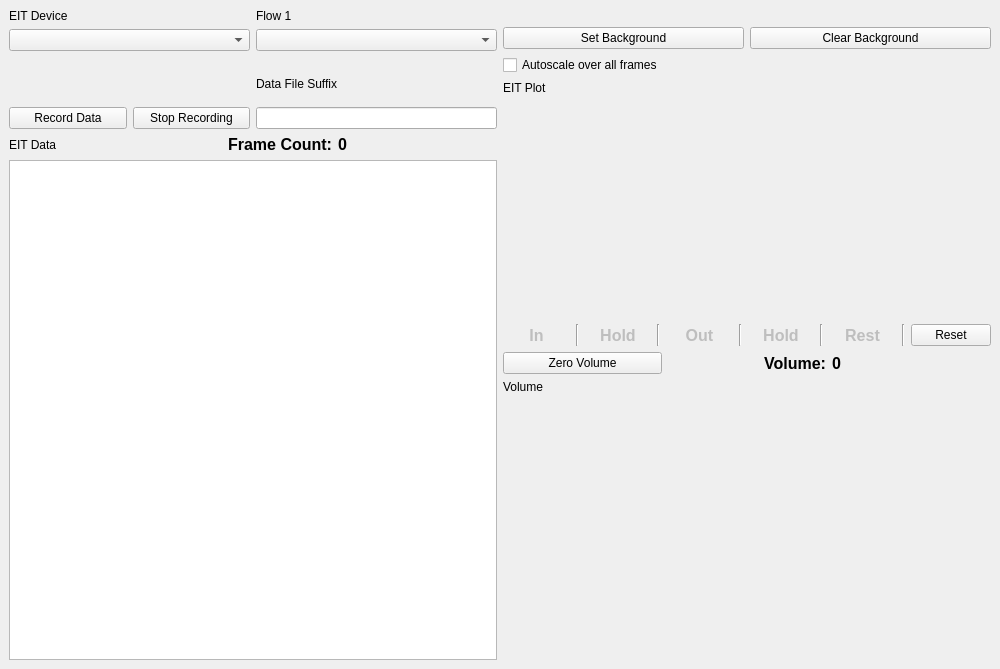
This is layout/eit_with_dual_flow.ui in ABI-EIT/EIT_Data_Acquisition as Qt 5 draws it before an edit. The edited form follows.
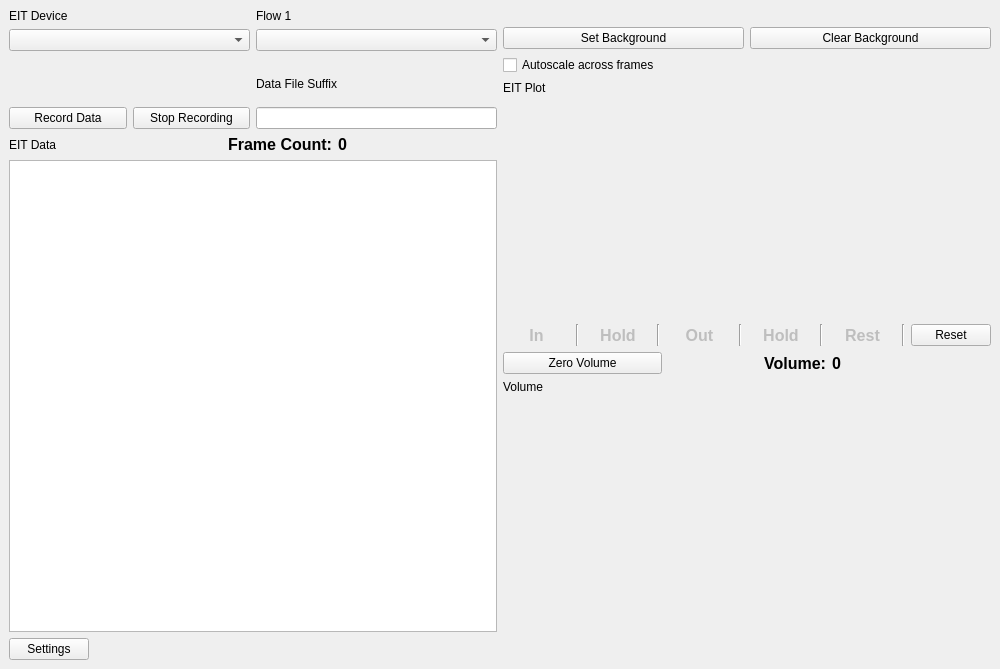
This is the edited form.

Commit message: Beginning to implement settings dialog

Diff of the .ui file:
```diff
--- a/layout/eit_with_dual_flow.ui
+++ b/layout/eit_with_dual_flow.ui
@@ -76,7 +76,7 @@
           <item>
            <widget class="QCheckBox" name="checkBoxScale">
             <property name="text">
-             <string>Autoscale over all frames</string>
+             <string>Autoscale across frames</string>
             </property>
             <property name="tristate">
              <bool>false</bool>
@@ -316,7 +316,7 @@
      </layout>
     </item>
     <item row="0" column="0">
-     <layout class="QVBoxLayout" name="verticalLayout_2" stretch="0,0,0,0,0">
+     <layout class="QVBoxLayout" name="verticalLayout_2" stretch="0,0,0,0,0,0">
       <property name="sizeConstraint">
        <enum>QLayout::SetMaximumSize</enum>
       </property>
@@ -527,6 +527,30 @@
         </property>
        </widget>
       </item>
+      <item>
+       <layout class="QHBoxLayout" name="horizontalLayout_6">
+        <item>
+         <widget class="QPushButton" name="settingsButton">
+          <property name="text">
+           <string>Settings</string>
+          </property>
+         </widget>
+        </item>
+        <item>
+         <spacer name="horizontalSpacer_2">
+          <property name="orientation">
+           <enum>Qt::Horizontal</enum>
+          </property>
+          <property name="sizeHint" stdset="0">
+           <size>
+            <width>387</width>
+            <height>17</height>
+           </size>
+          </property>
+         </spacer>
+        </item>
+       </layout>
+      </item>
      </layout>
     </item>
    </layout>
```
The commit also changes 4 other files.
